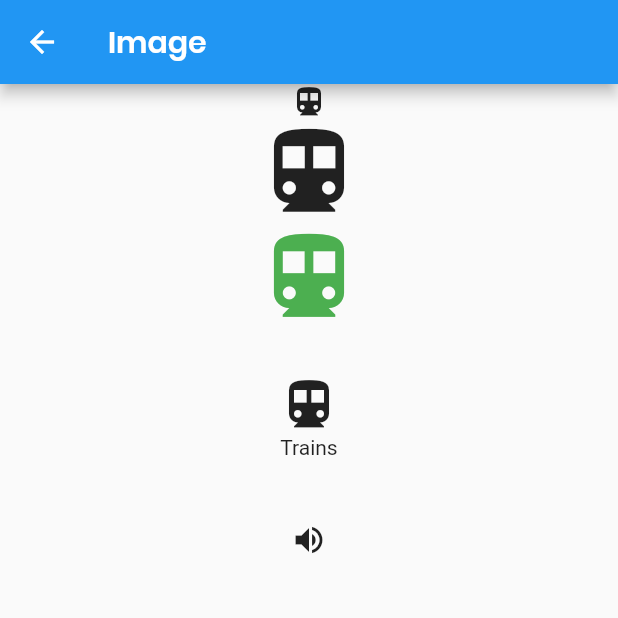
After one commit to binaykumarrana/FlutterZeroToHero, a Flutter app: the IconDemo screen opened directly, on a phone screen of 412 x 824 dp, the top half of it. The commit adds this screen. Run offline on Flutter 3.47's test engine with Material 2 defaults, Android fonts, the phone set to English and light mode, and no system bars.

Commit message:
Add icon demo

```diff
--- a/lib/home/topic_list_item.dart
+++ b/lib/home/topic_list_item.dart
@@ -4,6 +4,7 @@ import 'package:widgets/button/button_bar.dart';
 import 'package:widgets/button/button_demo.dart';
 import 'package:widgets/font/font_screen.dart';
 import 'package:widgets/home/topic.dart';
+import 'package:widgets/icons/icon_demo.dart';
 import 'package:widgets/image/image_demo.dart';
 import 'package:widgets/text/text_label_demo.dart';
 import 'package:widgets/theme/app_theme.dart';
@@ -39,6 +40,9 @@ class TopicListItem extends StatelessWidget {
           } else if (topic.name == "Image") {
             Navigator.of(context)
                 .push(MaterialPageRoute(builder: (context) => ImageDemo()));
+          } else if (topic.name == "Icon") {
+            Navigator.of(context)
+                .push(MaterialPageRoute(builder: (context) => IconDemo()));
           }
         });
   }
--- /dev/null
+++ b/lib/icons/icon_demo.dart
@@ -0,0 +1,45 @@
+import 'package:flutter/cupertino.dart';
+import 'package:flutter/material.dart';
+
+class IconDemo extends StatelessWidget {
+  @override
+  Widget build(BuildContext context) {
+    return Scaffold(
+      appBar: AppBar(
+        leading: IconButton(
+          icon: Icon(
+            Icons.arrow_back,
+            color: Colors.white,
+          ),
+          onPressed: () => Navigator.of(context).pop(),
+        ),
+        title: Text(
+          "Image",
+          style: TextStyle(fontFamily: 'PoppinsSemiBold'),
+        ),
+      ),
+      body: Column(children: <Widget>[
+        Center(child: Icon(Icons.directions_transit)),
+        Center(child: Icon(
+          Icons.directions_transit,
+          size: 70,
+        )),
+        Center(child: Icon(Icons.directions_transit, color:Colors.green, size: 70,)),
+        Container(
+          padding: EdgeInsets.all(30),
+          child: Column(
+            children: <Widget>[
+              Icon(Icons.directions_transit, size: 40),
+              Text('Trains')
+            ],
+          ),
+        ),
+        IconButton(
+          icon: Icon(Icons.volume_up),
+          tooltip: 'Increase volume by 10',
+          onPressed: () {},
+        )
+      ]),
+    );
+  }
+}
```
